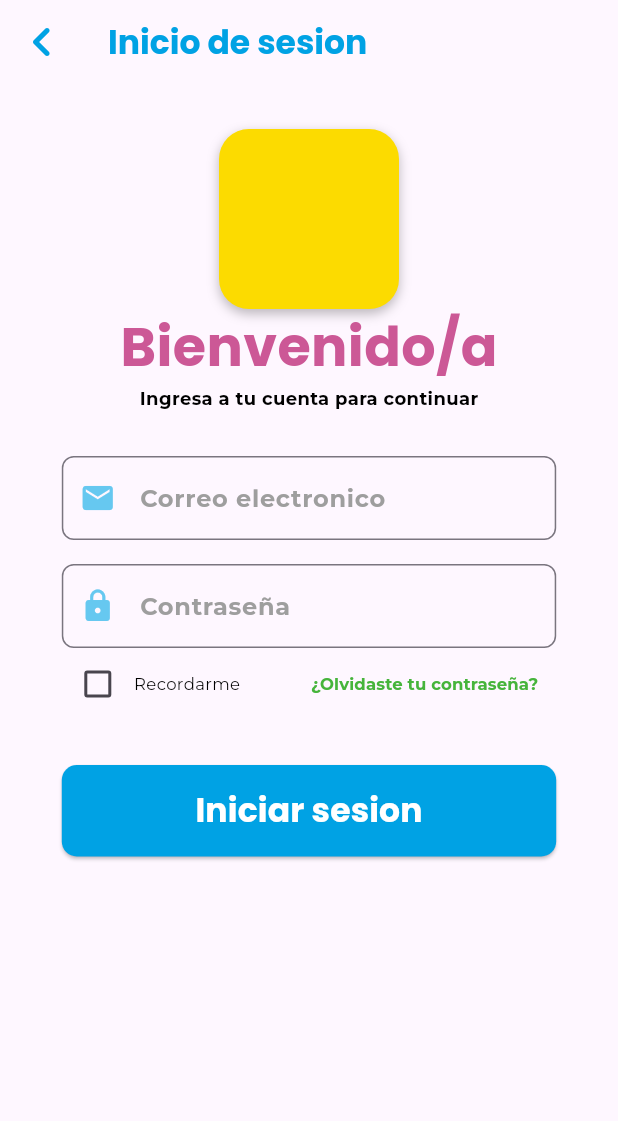
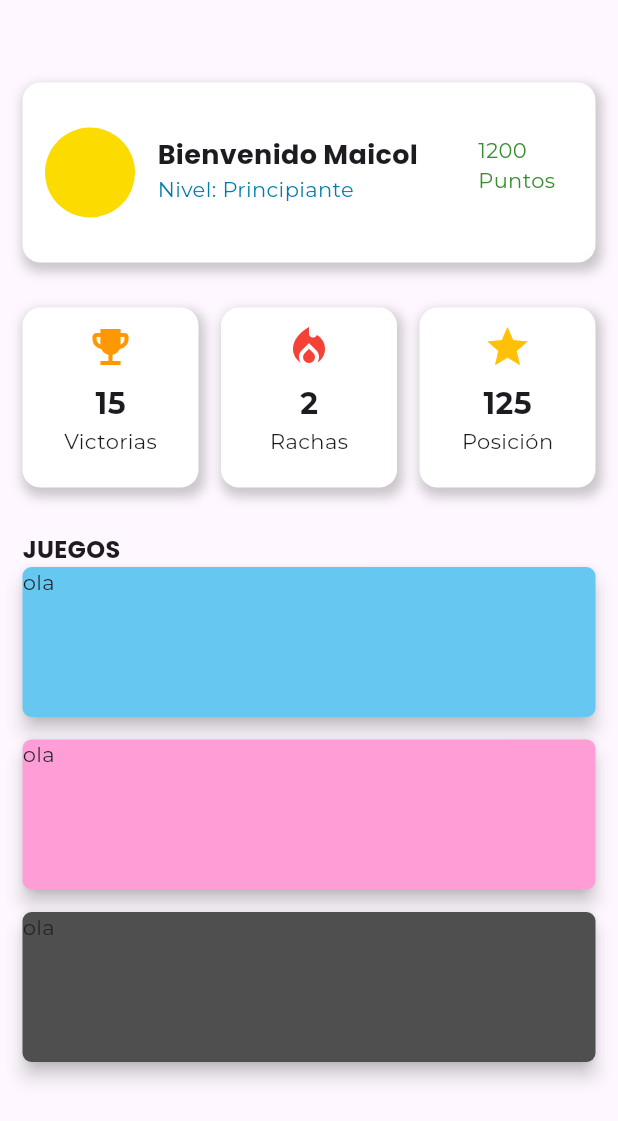
Before and after one commit to Mingenieri/Culturama, a Flutter app: the InicioSesion screen opened directly, after a tap on "Iniciar sesion", on a phone screen of 412 x 824 dp. Shown: the top 1121 px of the screen. Run offline on Flutter 3.47's test engine with Material 3 defaults, Android fonts, the phone set to English and light mode, and no system bars.

Commit message:
agregado pantalla de inicio, aun no terminado

```diff
--- /dev/null
+++ b/lib/ventanas/inicio.dart
@@ -0,0 +1,340 @@
+import 'package:culturama/recursos/colores.dart';
+import 'package:flutter/material.dart';
+
+class Inicio extends StatefulWidget {
+  const Inicio({super.key});
+
+  @override
+  State<Inicio> createState() => _InicioState();
+}
+
+class _InicioState extends State<Inicio> {
+  String nivelUsuario = "Principiante";
+  String nombreUsuario = "Maicol";
+
+  @override
+  Widget build(BuildContext context) {
+    final double anchoCampo = MediaQuery.of(context).size.width;
+    return Scaffold(
+      body: SingleChildScrollView(
+        child: Center(
+          child: Padding(
+            padding: EdgeInsets.all(15),
+            child: Column(
+              crossAxisAlignment: CrossAxisAlignment.start,
+              children: [
+                Container(
+                  margin: EdgeInsets.only(top: 40),
+                  width: anchoCampo,
+                  height: 120,
+                  decoration: BoxDecoration(
+                    color: Colors.white,
+                    borderRadius: BorderRadius.circular(12),
+                    boxShadow: [
+                      BoxShadow(
+                        color: Colors.black.withOpacity(0.2),
+                        spreadRadius: 2,
+                        blurRadius: 6,
+                        offset: Offset(2, 4), // posición (x,y): derecha, abajo
+                      ),
+                    ],
+                  ),
+                  child: Padding(
+                    padding: EdgeInsets.all(15),
+                    child: Row(
+                      children: [
+                        Padding(
+                          padding: EdgeInsets.only(right: 15),
+                          child: Container(
+                            width: 60,
+                            height: 60,
+                            decoration: BoxDecoration(
+                              color: ColoresBase.amarillo,
+                              borderRadius: BorderRadius.circular(50),
+                            ),
+                          ),
+                        ),
+                        Padding(
+                          padding: EdgeInsets.symmetric(vertical: 20),
+                          child: Column(
+                            crossAxisAlignment: CrossAxisAlignment.start,
+                            children: [
+                              Text(
+                                "Bienvenido $nombreUsuario",
+                                style: TextStyle(
+                                  fontFamily: 'Poppins',
+                                  fontWeight: FontWeight.bold,
+                                  fontSize: 18,
+                                ),
+                              ),
+                              Text(
+                                "Nivel: $nivelUsuario",
+                                style: TextStyle(
+                                  fontFamily: 'Montserrat',
+                                  fontSize: 14,
+                                  color: ColoresBase.azulOscuro,
+                                ),
+                              ),
+                            ],
+                          ),
+                        ),
+                        Padding(
+                          padding: EdgeInsets.only(left: 40),
+                          child: Padding(
+                            padding: EdgeInsets.symmetric(vertical: 20),
+                            child: Column(
+                              crossAxisAlignment: CrossAxisAlignment.start,
+                              children: [
+                                Text(
+                                  "1200",
+                                  style: TextStyle(
+                                    fontFamily: 'Montserrat',
+                                    fontSize: 14,
+                                    color: ColoresBase.verdeOscuro,
+                                  ),
+                                ),
+                                Text(
+                                  "Puntos",
+                                  style: TextStyle(
+                                    fontFamily: 'Montserrat',
+                                    fontSize: 14,
+                                    color: ColoresBase.verdeOscuro,
+                                  ),
+                                ),
+                              ],
+                            ),
+                          ),
+                        ),
+                      ],
+                    ),
+                  ),
+                ),
+
+                // Estadisticas
+                SizedBox(
+                  width: MediaQuery.of(context).size.width,
+                  height: 180,
+                  child: Row(
+                    crossAxisAlignment: CrossAxisAlignment.center,
+                    mainAxisAlignment: MainAxisAlignment.spaceBetween,
+                    children: [
+                      Expanded(
+                        child: Container(
+                          padding: EdgeInsets.all(10),
+                          height: 120,
+                          decoration: BoxDecoration(
+                            color: Colors.white,
+                            borderRadius: BorderRadius.circular(12),
+                            boxShadow: [
+                              BoxShadow(
+                                color: Colors.black.withOpacity(0.2),
+                                spreadRadius: 2,
+                                blurRadius: 6,
+                                offset: Offset(
+                                  2,
+                                  4,
+                                ), // posición (x,y): derecha, abajo
+                              ),
+                            ],
+                          ),
+                          child: Column(
+                            mainAxisSize: MainAxisSize.min,
+                            children: [
+                              Icon(
+                                Icons.emoji_events,
+                                color: Colors.orange,
+                                size: 32,
+                              ),
+                              SizedBox(height: 8),
+                              Text(
+                                "15",
+                                style: TextStyle(
+                                  fontSize: 20,
+                                  fontWeight: FontWeight.bold,
+                                ),
+                              ),
+                              Text("Victorias"),
+                            ],
+                          ),
+                        ),
+                      ),
+                      SizedBox(width: 15),
+
+                      Expanded(
+                        child: Container(
+                          padding: EdgeInsets.all(10),
+                          height: 120,
+                          decoration: BoxDecoration(
+                            color: Colors.white,
+                            borderRadius: BorderRadius.circular(12),
+                            boxShadow: [
+                              BoxShadow(
+                                color: Colors.black.withOpacity(0.2),
+                                spreadRadius: 2,
+                                blurRadius: 6,
+                                offset: Offset(
+                                  2,
+                                  4,
+                                ), // posición (x,y): derecha, abajo
+                              ),
+                            ],
+                          ),
+                          child: Column(
+                            mainAxisSize: MainAxisSize.min,
+                            children: [
+                              Icon(
+                                Icons.local_fire_department,
+                                color: Colors.red,
+                                size: 32,
+                              ),
+                              SizedBox(height: 8),
+                              Text(
+                                "2",
+                                style: TextStyle(
+                                  fontSize: 20,
+                                  fontWeight: FontWeight.bold,
+                                ),
+                              ),
+                              Text("Rachas"),
+                            ],
+                          ),
+                        ),
+                      ),
+                      SizedBox(width: 15),
+
+                      Expanded(
+                        child: Container(
+                          padding: EdgeInsets.all(10),
+                          height: 120,
+                          decoration: BoxDecoration(
+                            color: Colors.white,
+                            borderRadius: BorderRadius.circular(12),
+                            boxShadow: [
+                              BoxShadow(
+                                color: Colors.black.withOpacity(0.2),
+                                spreadRadius: 2,
+                                blurRadius: 6,
+                                offset: Offset(
+                                  2,
+                                  4,
+                                ), // posición (x,y): derecha, abajo
+                              ),
+                            ],
+                          ),
+                          child: Column(
+                            mainAxisSize: MainAxisSize.min,
+                            children: [
+                              Icon(Icons.star, color: Colors.amber, size: 32),
+                              SizedBox(height: 8),
+                              Text(
+                                "125",
+                                style: TextStyle(
+                                  fontSize: 20,
+                                  fontWeight: FontWeight.bold,
+                                ),
+                              ),
+                              Text("Posición"),
+                            ],
+                          ),
+                        ),
+                      ),
+                    ],
+                  ),
+                ),
+
+                // Seccion de opciones
+                Text(
+                  "JUEGOS",
+                  style: TextStyle(
+                    fontFamily: 'Poppins',
+                    fontWeight: FontWeight.bold,
+                    fontSize: 16,
+                  ),
+                ),
+
+                SizedBox(
+                  child: Column(
+                    mainAxisAlignment: MainAxisAlignment.spaceBetween,
+                    children: [
+                      Material(
+                        borderRadius: BorderRadius.circular(6),
+                        elevation: 5,
+                        color: ColoresBase.azulPalido,
+                        child: InkWell(
+                          borderRadius: BorderRadius.circular(6),
+                          splashColor: ColoresBase.azul.withOpacity(0.8),
+                          highlightColor: ColoresBase.azul.withOpacity(0.4),
+                          onTap: () {
+
+                          },
+                          child: Container(
+                            // margin: EdgeInsets.symmetric(vertical: 10),
+                            height: 100,
+                            width: MediaQuery.of(context).size.width,
+                            decoration: BoxDecoration(
+                              borderRadius: BorderRadius.circular(6),
+                            ),
+                            child: Text("ola"),
+                          ),
+                        )
+                      ),
+
+                      SizedBox(height: 15,), // separacion
+
+                      Material(
+                          borderRadius: BorderRadius.circular(6),
+                          elevation: 5,
+                          color: ColoresBase.rosaPalido,
+                          child: InkWell(
+                            borderRadius: BorderRadius.circular(6),
+                            splashColor: ColoresBase.rosa.withOpacity(0.8),
+                            highlightColor: ColoresBase.rosa.withOpacity(0.4),
+                            onTap: () {
+
+                            },
+                            child: Container(
+                              // margin: EdgeInsets.symmetric(vertical: 10),
+                              height: 100,
+                              width: MediaQuery.of(context).size.width,
+                              decoration: BoxDecoration(
+                                borderRadius: BorderRadius.circular(6),
+                              ),
+                              child: Text("ola"),
+                            ),
+                          )
+                      ),
+                      SizedBox(height: 15,),
+
+                      Material(
+                          borderRadius: BorderRadius.circular(6),
+                          elevation: 5,
+                          color: Color(0xFF4F4F4F),
+                          child: InkWell(
+                            borderRadius: BorderRadius.circular(6),
+                            splashColor: Colors.grey.withOpacity(0.8),
+                            highlightColor: Colors.grey.withOpacity(0.4),
+                            onTap: () {
+
+                            },
+                            child: Container(
+                              // margin: EdgeInsets.symmetric(vertical: 10),
+                              height: 100,
+                              width: MediaQuery.of(context).size.width,
+                              decoration: BoxDecoration(
+                                borderRadius: BorderRadius.circular(6),
+                              ),
+                              child: Text("ola"),
+                            ),
+                          )
+                      ),
+                    ],
+                  ),
+                ),
+              ],
+            ),
+          ),
+        ),
+      ),
+    );
+  }
+}
--- a/lib/ventanas/inicio_sesion.dart
+++ b/lib/ventanas/inicio_sesion.dart
@@ -1,6 +1,7 @@
 import 'package:flutter/material.dart';
 import 'package:culturama/recursos/colores.dart';
 import 'package:culturama/widgets/campos_login.dart';
+import 'package:culturama/ventanas/inicio.dart';
 
 class InicioSesion extends StatefulWidget {
   const InicioSesion({super.key});
@@ -46,7 +47,8 @@ class _InicioSesionState extends State<InicioSesion> {
         ),
         // centerTitle: true,
       ),
-      body: Center(
+      body: SingleChildScrollView(
+        child: Center(
           child: Column(
             children: [
               const SizedBox(height: 30), //separacion
@@ -68,12 +70,12 @@ class _InicioSesionState extends State<InicioSesion> {
               ),
 
               Text(
-              "Bienvenido/a",
+                "Te damos la bienvenida",
                 style: TextStyle(
                   color: ColoresBase.rosaOscuro,
                   fontFamily: 'Poppins',
                   fontWeight: FontWeight.bold,
-                fontSize: 36,
+                  fontSize: 28,
                 ),
               ),
 
@@ -144,7 +146,12 @@ class _InicioSesionState extends State<InicioSesion> {
               SizedBox(
                 width: anchoCampo,
                 child: ElevatedButton(
-                onPressed: () {},
+                  onPressed: () {
+                    Navigator.push(
+                      context,
+                      MaterialPageRoute(builder: (context) => Inicio()),
+                    );
+                  },
                   style: ElevatedButton.styleFrom(
                     minimumSize: Size(anchoCampo, 40),
                     backgroundColor: ColoresBase.azul, // color del botón
@@ -167,6 +174,7 @@ class _InicioSesionState extends State<InicioSesion> {
             ],
           ),
         ),
+      ),
     );
   }
 }
--- a/lib/ventanas/registro.dart
+++ b/lib/ventanas/registro.dart
@@ -1,6 +1,7 @@
 import 'package:flutter/material.dart';
 import 'package:culturama/recursos/colores.dart';
 import 'package:culturama/widgets/campos_register.dart';
+import 'package:culturama/ventanas/inicio.dart';
 import 'package:flutter/gestures.dart';
 import 'package:url_launcher/url_launcher.dart';
 
@@ -54,7 +55,8 @@ class _RegistroState extends State<Registro> {
         // centerTitle: true,
       ),
 
-      body: Center(
+      body: SingleChildScrollView(
+        child: Center(
           child: Column(
             children: [
               // logo
@@ -198,7 +200,12 @@ class _RegistroState extends State<Registro> {
               ),
               SizedBox(height: 12),
               ElevatedButton(
-              onPressed: () {},
+                onPressed: () {
+                  Navigator.push(
+                    context,
+                    MaterialPageRoute(builder: (context) => Inicio()),
+                  );
+                },
                 style: ElevatedButton.styleFrom(
                   minimumSize: Size(anchoCampo, 40),
                   backgroundColor: ColoresBase.verdeOscuro, // color del botón
@@ -220,6 +227,7 @@ class _RegistroState extends State<Registro> {
             ],
           ),
         ),
+      ),
     );
   }
 }
```
Lines whose indentation alone changed are shown as unchanged.
